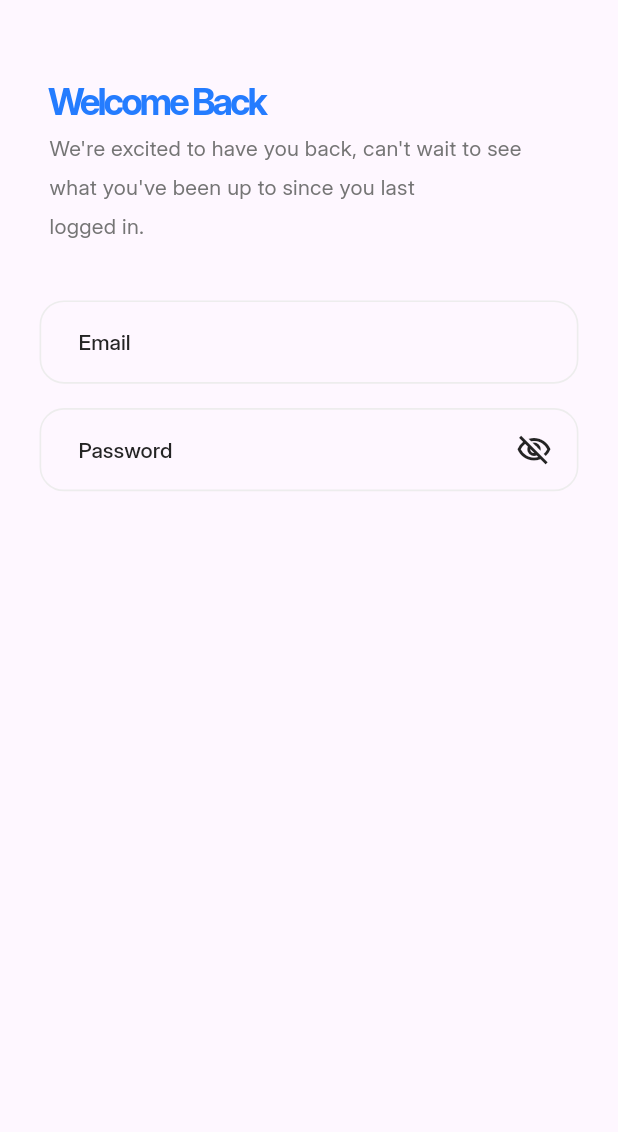
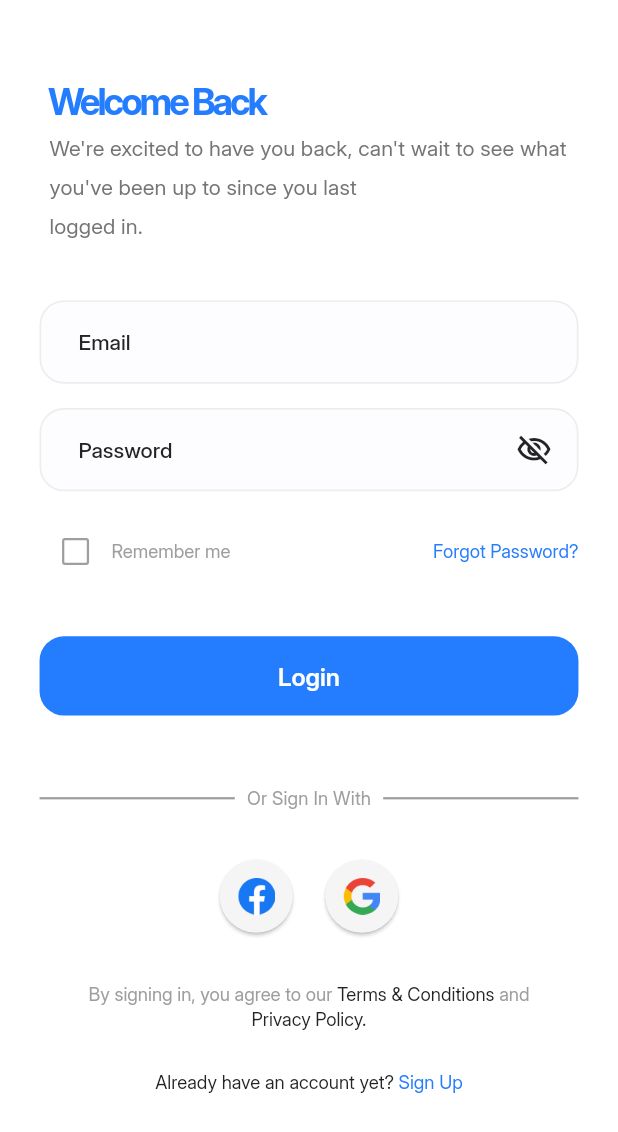
Before and after one commit to elsaramji/doctors_doc, a Flutter app: the screen it shows after launch, after a tap on "Get Started", on a phone screen of 412 x 824 dp. Shown: the top 1132 px of the screen. Run offline on Flutter 3.47's test engine with Material 3 defaults, Android fonts, the phone set to English and light mode, and no system bars; our stand-ins replace flutter_screenutil, flutter_svg, go_router.

Commit message:
finsh login view

```diff
--- a/lib/config/images/images_path.dart
+++ b/lib/config/images/images_path.dart
@@ -6,17 +6,28 @@ class Assets {
   /// assets/images/app_icons.png
   static const String assetsImagesAppIcons = "assets/images/app_icons.png";
 
+  /// Assets for assetsImagesIconsFacebook
+  /// assets/images/icons/facebook.png
+  static const String assetsImagesIconsFacebook =
+      "assets/images/icons/facebook.png";
+
+  /// Assets for assetsImagesIconsGoogel
+  /// assets/images/icons/googel.png
+  static const String assetsImagesIconsGoogel =
+      "assets/images/icons/googel.png";
+
   /// Assets for assetsImagesOnBordingBackground
   /// assets/images/on_bording_background.svg
-  static const String assetsImagesOnBordingBackground = "assets/images/on_bording_background.svg";
+  static const String assetsImagesOnBordingBackground =
+      "assets/images/on_bording_background.svg";
 
   /// Assets for assetsImagesOnBordingDocIcon
   /// assets/images/on_bording_doc_icon.svg
-  static const String assetsImagesOnBordingDocIcon = "assets/images/on_bording_doc_icon.svg";
+  static const String assetsImagesOnBordingDocIcon =
+      "assets/images/on_bording_doc_icon.svg";
 
   /// Assets for assetsImagesOnBordingDoctor
   /// assets/images/on_bording_doctor.png
-  static const String assetsImagesOnBordingDoctor = "assets/images/on_bording_doctor.png";
-
-
+  static const String assetsImagesOnBordingDoctor =
+      "assets/images/on_bording_doctor.png";
 }
--- a/lib/config/themes/colors.dart
+++ b/lib/config/themes/colors.dart
@@ -2,6 +2,7 @@ import 'package:flutter/material.dart';
 
 class AppColors {
   static Color textBody = Color(0xff757575);
+  static Color specialGray = Color(0xff9E9E9E);
   static const Color primarySurface = Color(0xfff4f8ff);
   static const Color primary20 = Color(0xffd3e5ff);
   static const Color primary40 = Color(0xffa7cbff);
--- a/lib/futures/auth/presentation/views/login_view.dart
+++ b/lib/futures/auth/presentation/views/login_view.dart
@@ -1,24 +1,25 @@
 import 'package:doctors_doc/config/routes/constant_routs.dart';
 import 'package:doctors_doc/config/themes/colors.dart';
-import 'package:doctors_doc/config/themes/texts_styles.dart';
 import 'package:doctors_doc/core/context/dimentions.dart';
-import 'package:doctors_doc/shared/presentation/widgets/custom_form_feild.dart';
+import 'package:doctors_doc/futures/auth/presentation/widgets/login_devider.dart';
+import 'package:doctors_doc/futures/auth/presentation/widgets/login_form.dart';
+import 'package:doctors_doc/futures/auth/presentation/widgets/login_functions.dart';
+import 'package:doctors_doc/futures/auth/presentation/widgets/login_go_signup.dart';
+import 'package:doctors_doc/futures/auth/presentation/widgets/login_header.dart';
+import 'package:doctors_doc/futures/auth/presentation/widgets/login_social_buttons.dart';
+import 'package:doctors_doc/futures/auth/presentation/widgets/login_terms.dart';
+import 'package:doctors_doc/shared/presentation/widgets/custom_primary_button.dart';
 import 'package:flutter/material.dart';
 import 'package:flutter_screenutil/flutter_screenutil.dart';
 
-class LoginView extends StatefulWidget {
+class LoginView extends StatelessWidget {
   static String route = ConstantRouts.login;
   LoginView({super.key});
 
   @override
-  State<LoginView> createState() => _LoginViewState();
-}
-
-class _LoginViewState extends State<LoginView> {
-  bool isObscure = true;
-  @override
   Widget build(BuildContext context) {
     return Scaffold(
+      backgroundColor: AppColors.backgroundwhite,
       body: SafeArea(
         child: Container(
           margin: EdgeInsets.symmetric(horizontal: 24.w),
@@ -27,41 +28,21 @@ class _LoginViewState extends State<LoginView> {
               context.verticalSpace(50),
               LoginTextHeader(),
               context.verticalSpace(36),
-              CustomFormFeild(
-                textInputAction: TextInputAction.done,
-                textInputType: TextInputType.emailAddress,
-                validator: (value) {
-                  return null;
-                },
-                hintText: "Email",
-                obscureText: false,
-              ),
+              LoginForm(),
               context.verticalSpace(16),
-              CustomFormFeild(
-                textInputAction: TextInputAction.done,
-                textInputType: TextInputType.visiblePassword,
-                validator: (value) {
-                  return null;
-                },
-                hintText: "Password",
-                obscureText: isObscure,
-                suffixIcon: Padding(
-                  padding: EdgeInsets.symmetric(horizontal: 16.w),
-                  child: GestureDetector(
-                    onTap: () {
-                      isObscure = !isObscure;
-                      setState(() {});
-                    },
-                    child: Icon(
-                      size: 24,
-                      isObscure
-                          ? Icons.visibility_off_outlined
-                          : Icons.visibility_outlined,
-                      color: AppColors.text100,
-                    ),
-                  ),
-                ),
-              ),
+              LoginFuctions(),
+              context.verticalSpace(32),
+              PrimaryButton(onPressed: () {}, text: 'Login'),
+              context.verticalSpace(46),
+              LoginDivider(),
+              context.verticalSpace(32),
+              LoginSocialButtons(),
+
+              context.verticalSpace(32),
+              // terms and conditions text
+              TermsandConditions(),
+              context.verticalSpace(24),
+              GoSignUp(),
             ],
           ),
         ),
@@ -69,33 +50,3 @@ class _LoginViewState extends State<LoginView> {
     );
   }
 }
-
-class LoginTextHeader extends StatelessWidget {
-  const LoginTextHeader({super.key});
-
-  @override
-  Widget build(BuildContext context) {
-    return Padding(
-      padding: EdgeInsets.symmetric(horizontal: 6.w),
-      child: Column(
-        crossAxisAlignment: CrossAxisAlignment.start,
-        children: [
-          Text(
-            "Welcome Back",
-            style: AppTextStyles.interBold24.copyWith(
-              color: AppColors.primary100,
-            ),
-          ),
-          Text(
-            "We're excited to have you back, can't wait to see what you've been up to since you last \nlogged in.",
-            style: AppTextStyles.interRegular14.copyWith(
-              color: AppColors.textbody,
-              letterSpacing: 0.2,
-              height: 1.8,
-            ),
-          ),
-        ],
-      ),
-    );
-  }
-}
--- /dev/null
+++ b/lib/futures/auth/presentation/widgets/login_devider.dart
@@ -0,0 +1,33 @@
+
+
+import 'package:doctors_doc/config/themes/colors.dart';
+import 'package:doctors_doc/config/themes/texts_styles.dart';
+import 'package:flutter/material.dart';
+import 'package:flutter_screenutil/flutter_screenutil.dart';
+
+class LoginDivider extends StatelessWidget {
+  const LoginDivider({super.key});
+
+  @override
+  Widget build(BuildContext context) {
+    return Stack(
+      alignment: Alignment.center,
+      children: [
+        Divider(color: AppColors.specialGray, thickness: 1.5),
+        Container(
+          width: 90.w,
+          color: AppColors.backgroundwhite,
+          child: Center(
+            child: Text(
+              "Or Sign In With",
+              style: AppTextStyles.interRegular12.copyWith(
+                color: AppColors.specialGray,
+                letterSpacing: 0.1,
+              ),
+            ),
+          ),
+        ),
+      ],
+    );
+  }
+}
--- /dev/null
+++ b/lib/futures/auth/presentation/widgets/login_form.dart
@@ -0,0 +1,59 @@
+import 'package:doctors_doc/config/themes/colors.dart';
+import 'package:doctors_doc/core/context/dimentions.dart';
+import 'package:doctors_doc/shared/presentation/widgets/custom_form_feild.dart';
+import 'package:flutter/material.dart';
+import 'package:flutter_screenutil/flutter_screenutil.dart';
+
+class LoginForm extends StatefulWidget {
+  const LoginForm({super.key});
+
+  @override
+  State<LoginForm> createState() => _LoginFormState();
+}
+
+class _LoginFormState extends State<LoginForm> {
+  bool isObscure = true;
+  @override
+  Widget build(BuildContext context) {
+    return Column(
+      crossAxisAlignment: CrossAxisAlignment.stretch,
+      children: [
+        CustomFormFeild(
+          textInputAction: TextInputAction.done,
+          textInputType: TextInputType.emailAddress,
+          validator: (value) {
+            return null;
+          },
+          hintText: "Email",
+          obscureText: false,
+        ),
+        context.verticalSpace(16),
+        CustomFormFeild(
+          textInputAction: TextInputAction.done,
+          textInputType: TextInputType.visiblePassword,
+          validator: (value) {
+            return null;
+          },
+          hintText: "Password",
+          obscureText: isObscure,
+          suffixIcon: Padding(
+            padding: EdgeInsets.symmetric(horizontal: 16.w),
+            child: GestureDetector(
+              onTap: () {
+                isObscure = !isObscure;
+                setState(() {});
+              },
+              child: Icon(
+                size: 24,
+                isObscure
+                    ? Icons.visibility_off_outlined
+                    : Icons.visibility_outlined,
+                color: AppColors.text100,
+              ),
+            ),
+          ),
+        ),
+      ],
+    );
+  }
+}
--- /dev/null
+++ b/lib/futures/auth/presentation/widgets/login_functions.dart
@@ -0,0 +1,48 @@
+
+import 'package:doctors_doc/config/themes/colors.dart';
+import 'package:doctors_doc/config/themes/texts_styles.dart';
+import 'package:flutter/material.dart';
+
+class LoginFuctions extends StatefulWidget {
+  const LoginFuctions({super.key});
+
+  @override
+  State<LoginFuctions> createState() => _LoginFuctionsState();
+}
+
+class _LoginFuctionsState extends State<LoginFuctions> {
+  bool isRememberMe = false;
+  @override
+  Widget build(BuildContext context) {
+    return Row(
+      children: [
+        Checkbox(
+          value: isRememberMe,
+          onChanged: (value) {
+            setState(() {
+              isRememberMe = value ?? false;
+            });
+          },
+          activeColor: AppColors.primary100,
+          checkColor: AppColors.backgroundwhite,
+          side: BorderSide(color: AppColors.specialGray, width: 1.5),
+        ),
+        Text(
+          "Remember me",
+          style: AppTextStyles.interRegular12.copyWith(
+            color: AppColors.specialGray,
+          ),
+        ),
+        Spacer(),
+        GestureDetector(
+          child: Text(
+            "Forgot Password?",
+            style: AppTextStyles.interRegular12.copyWith(
+              color: AppColors.primary100,
+            ),
+          ),
+        ),
+      ],
+    );
+  }
+}
--- /dev/null
+++ b/lib/futures/auth/presentation/widgets/login_go_signup.dart
@@ -0,0 +1,28 @@
+
+import 'package:doctors_doc/config/themes/colors.dart';
+import 'package:doctors_doc/config/themes/texts_styles.dart';
+import 'package:flutter/gestures.dart';
+import 'package:flutter/material.dart';
+
+class GoSignUp extends StatelessWidget {
+  const GoSignUp({super.key});
+
+  @override
+  Widget build(BuildContext context) {
+    return Text.rich(
+      TextSpan(
+        text: "Already have an account yet? ",
+        style: AppTextStyles.interRegular12.copyWith(color: AppColors.text100),
+        children: [
+          TextSpan(
+            text: "Sign Up",
+            style: AppTextStyles.interRegular12.copyWith(
+              color: AppColors.primary100,
+            ),
+            recognizer: TapGestureRecognizer()..onTap = () {},
+          ),
+        ],
+      ),
+    );
+  }
+}
--- /dev/null
+++ b/lib/futures/auth/presentation/widgets/login_header.dart
@@ -0,0 +1,34 @@
+import 'package:doctors_doc/config/themes/colors.dart';
+import 'package:doctors_doc/config/themes/texts_styles.dart';
+import 'package:flutter/material.dart';
+import 'package:flutter_screenutil/flutter_screenutil.dart';
+
+class LoginTextHeader extends StatelessWidget {
+  const LoginTextHeader({super.key});
+
+  @override
+  Widget build(BuildContext context) {
+    return Padding(
+      padding: EdgeInsets.symmetric(horizontal: 6.w),
+      child: Column(
+        crossAxisAlignment: CrossAxisAlignment.start,
+        children: [
+          Text(
+            "Welcome Back",
+            style: AppTextStyles.interBold24.copyWith(
+              color: AppColors.primary100,
+            ),
+          ),
+          Text(
+            "We're excited to have you back, can't wait to see what you've been up to since you last \nlogged in.",
+            style: AppTextStyles.interRegular14.copyWith(
+              color: AppColors.textbody,
+              letterSpacing: 0.1,
+              height: 1.8,
+            ),
+          ),
+        ],
+      ),
+    );
+  }
+}
--- /dev/null
+++ b/lib/futures/auth/presentation/widgets/login_social_buttons.dart
@@ -0,0 +1,28 @@
+
+
+import 'package:doctors_doc/core/context/dimentions.dart';
+import 'package:doctors_doc/shared/presentation/widgets/custom_social_Buttons.dart';
+import 'package:flutter/material.dart';
+import 'package:doctors_doc/config/images/images_path.dart';
+
+class LoginSocialButtons extends StatelessWidget {
+  const LoginSocialButtons({super.key});
+
+  @override
+  Widget build(BuildContext context) {
+    return Row(
+      mainAxisAlignment: MainAxisAlignment.center,
+      children: [
+        SocialButton(
+          imagePath: Assets.assetsImagesIconsFacebook,
+          onPressed: () {},
+        ),
+        context.horizontalSpace(16),
+        SocialButton(
+          imagePath: Assets.assetsImagesIconsGoogel,
+          onPressed: () {},
+        ),
+      ],
+    );
+  }
+}
--- /dev/null
+++ b/lib/futures/auth/presentation/widgets/login_terms.dart
@@ -0,0 +1,45 @@
+import 'package:doctors_doc/config/themes/colors.dart';
+import 'package:doctors_doc/config/themes/texts_styles.dart';
+import 'package:flutter/gestures.dart';
+import 'package:flutter/material.dart';
+import 'package:flutter_screenutil/flutter_screenutil.dart';
+
+class TermsandConditions extends StatelessWidget {
+  const TermsandConditions({super.key});
+
+  @override
+  Widget build(BuildContext context) {
+    return Padding(
+      padding: EdgeInsets.symmetric(horizontal: 21.w),
+      child: Text.rich(
+        textAlign: TextAlign.center,
+        TextSpan(
+          text: "By signing in, you agree to our ",
+          style: AppTextStyles.interRegular12.copyWith(color: AppColors.text60),
+          children: [
+            TextSpan(
+              text: "Terms & Conditions",
+              style: AppTextStyles.interRegular12.copyWith(
+                color: AppColors.text100,
+              ),
+              recognizer: TapGestureRecognizer()..onTap = () {},
+            ),
+            TextSpan(
+              text: " and ",
+              style: AppTextStyles.interRegular12.copyWith(
+                color: AppColors.text60,
+              ),
+            ),
+            TextSpan(
+              text: "Privacy Policy.",
+              style: AppTextStyles.interRegular12.copyWith(
+                color: AppColors.text100,
+              ),
+              recognizer: TapGestureRecognizer()..onTap = () {},
+            ),
+          ],
+        ),
+      ),
+    );
+  }
+}
--- a/lib/futures/bording/presentation/views/bording_view.dart
+++ b/lib/futures/bording/presentation/views/bording_view.dart
@@ -2,10 +2,11 @@ import 'package:doctors_doc/config/routes/constant_routs.dart';
 import 'package:doctors_doc/core/context/dimentions.dart';
 import 'package:doctors_doc/futures/bording/presentation/functions/button_fun.dart';
 import 'package:doctors_doc/futures/bording/presentation/widgets/body.dart';
-import 'package:doctors_doc/futures/bording/presentation/widgets/button.dart';
 import 'package:doctors_doc/futures/bording/presentation/widgets/descreption.dart';
 import 'package:doctors_doc/futures/bording/presentation/widgets/header.dart';
+import 'package:doctors_doc/shared/presentation/widgets/custom_primary_button.dart';
 import 'package:flutter/material.dart';
+import 'package:flutter_screenutil/flutter_screenutil.dart';
 
 class BordingView extends StatelessWidget {
   static String route = ConstantRouts.onbording;
@@ -29,10 +30,14 @@ class BordingView extends StatelessWidget {
             OnBordingDescription(),
             // OnBordingButton
             context.verticalSpace(32),
-            OnBordingButton(
-              onPressed: () {
-                getsarted(context);
-              },
+            Padding(
+              padding: EdgeInsets.symmetric(horizontal: 32.w),
+              child: PrimaryButton(
+                onPressed: () {
+                  getsarted(context);
+                },
+                text: 'Get Started',
+              ),
             ),
           ],
         ),
--- a/lib/futures/bording/presentation/widgets/button.dart
+++ /dev/null
@@ -1,40 +0,0 @@
-import 'package:doctors_doc/config/themes/colors.dart';
-import 'package:doctors_doc/config/themes/texts_styles.dart';
-import 'package:doctors_doc/core/context/dimentions.dart';
-import 'package:flutter/material.dart';
-import 'package:flutter_screenutil/flutter_screenutil.dart';
-
-class OnBordingButton extends StatelessWidget {
- final VoidCallback? onPressed;
-  const OnBordingButton({
-    this.onPressed,
-    super.key,
-  });
-
-  @override
-  Widget build(BuildContext context) {
-    return Padding(
-      padding: EdgeInsets.symmetric(horizontal: 32.w),
-      child: TextButton(
-        onPressed:onPressed,
-        child: Text(
-          "Get Started",
-          style: AppTextStyles.interSemibold16.copyWith(
-            color: Colors.white,
-          ),
-        ),
-        style: ButtonStyle(
-          shape: WidgetStatePropertyAll(
-            RoundedRectangleBorder(
-              borderRadius: BorderRadius.circular(16.r),
-            ),
-          ),
-          minimumSize: WidgetStatePropertyAll(
-            Size(context.width(context), 52.h),
-          ),
-          backgroundColor: WidgetStatePropertyAll(AppColors.primary100),
-        ),
-      ),
-    );
-  }
-}
--- a/lib/shared/presentation/widgets/custom_form_feild.dart
+++ b/lib/shared/presentation/widgets/custom_form_feild.dart
@@ -40,6 +40,8 @@ class CustomFormFeild extends StatelessWidget {
         decorationThickness: 0,
       ),
       decoration: InputDecoration(
+        filled: true,
+        fillColor: AppColors.secondaryform,
         isDense: true,
         hintText: hintText,
         suffixIcon: suffixIcon,
--- /dev/null
+++ b/lib/shared/presentation/widgets/custom_primary_button.dart
@@ -0,0 +1,29 @@
+import 'package:doctors_doc/config/themes/colors.dart';
+import 'package:doctors_doc/config/themes/texts_styles.dart';
+import 'package:doctors_doc/core/context/dimentions.dart';
+import 'package:flutter/material.dart';
+import 'package:flutter_screenutil/flutter_screenutil.dart';
+
+class PrimaryButton extends StatelessWidget {
+  final VoidCallback? onPressed;
+  final String text;
+  const PrimaryButton({this.onPressed, super.key, required this.text});
+
+  @override
+  Widget build(BuildContext context) {
+    return TextButton(
+      onPressed: onPressed,
+      child: Text(
+        text,
+        style: AppTextStyles.interSemibold16.copyWith(color: Colors.white),
+      ),
+      style: ButtonStyle(
+        shape: WidgetStatePropertyAll(
+          RoundedRectangleBorder(borderRadius: BorderRadius.circular(16.r)),
+        ),
+        minimumSize: WidgetStatePropertyAll(Size(context.width(context), 52.h)),
+        backgroundColor: WidgetStatePropertyAll(AppColors.primary100),
+      ),
+    );
+  }
+}
--- /dev/null
+++ b/lib/shared/presentation/widgets/custom_social_Buttons.dart
@@ -0,0 +1,29 @@
+import 'package:doctors_doc/config/themes/colors.dart';
+import 'package:flutter/material.dart';
+import 'package:flutter_screenutil/flutter_screenutil.dart';
+
+class SocialButton extends StatelessWidget {
+  final String imagePath; // Path to the social media icon image
+  final VoidCallback onPressed; // Callback for button press
+  const SocialButton({
+    super.key,
+    required this.imagePath,
+    required this.onPressed,
+  });
+
+  @override
+  Widget build(BuildContext context) {
+    return ElevatedButton(
+      onPressed: onPressed,
+
+      child: Image.asset(imagePath, width: 24.w, height: 24.h),
+      style: ElevatedButton.styleFrom(
+        shape: CircleBorder(),
+        minimumSize: Size(48.w, 48.h),
+        padding: EdgeInsets.all(12),
+        backgroundColor: AppColors.text20, // Button background color
+        // Elevation for shadow effect
+      ),
+    );
+  }
+}
--- a/pubspec.yaml
+++ b/pubspec.yaml
@@ -7,7 +7,7 @@ publish_to: 'none' # Remove this line if you wish to publish to pub.dev
 version: 1.0.0+1
 
 environment:
-  sdk: ^3.7.2
+  sdk: 3.8.0
 
 # Dependencies specify other packages that your package needs in order to work.
 # To automatically upgrade your package dependencies to the latest versions
@@ -54,6 +54,7 @@ flutter:
   # To add assets to your application, add an assets section, like this:
   assets:
     - assets/images/
+    - assets/images/icons/
   # An image asset can refer to one or more resolution-specific "variants", see
   # https://flutter.dev/to/resolution-aware-images
   # For details regarding adding assets from package dependencies, see
```
Also changed, not shown: assets/images/icons/facebook.png (added), assets/images/icons/googel.png (added), pubspec.lock.
